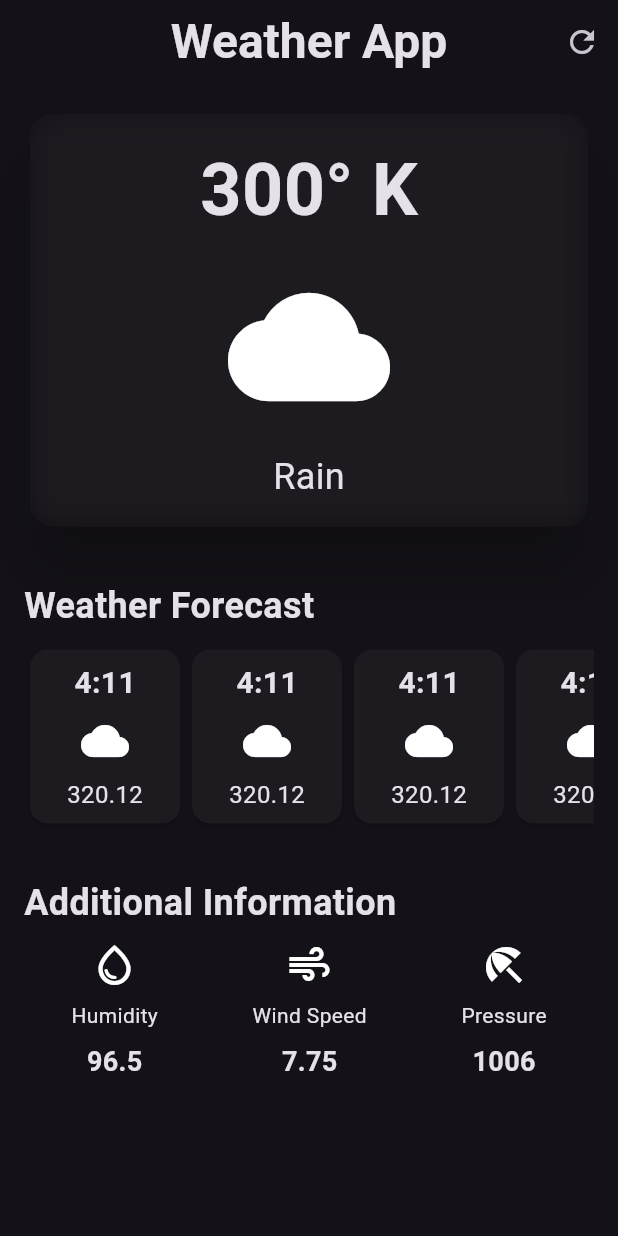
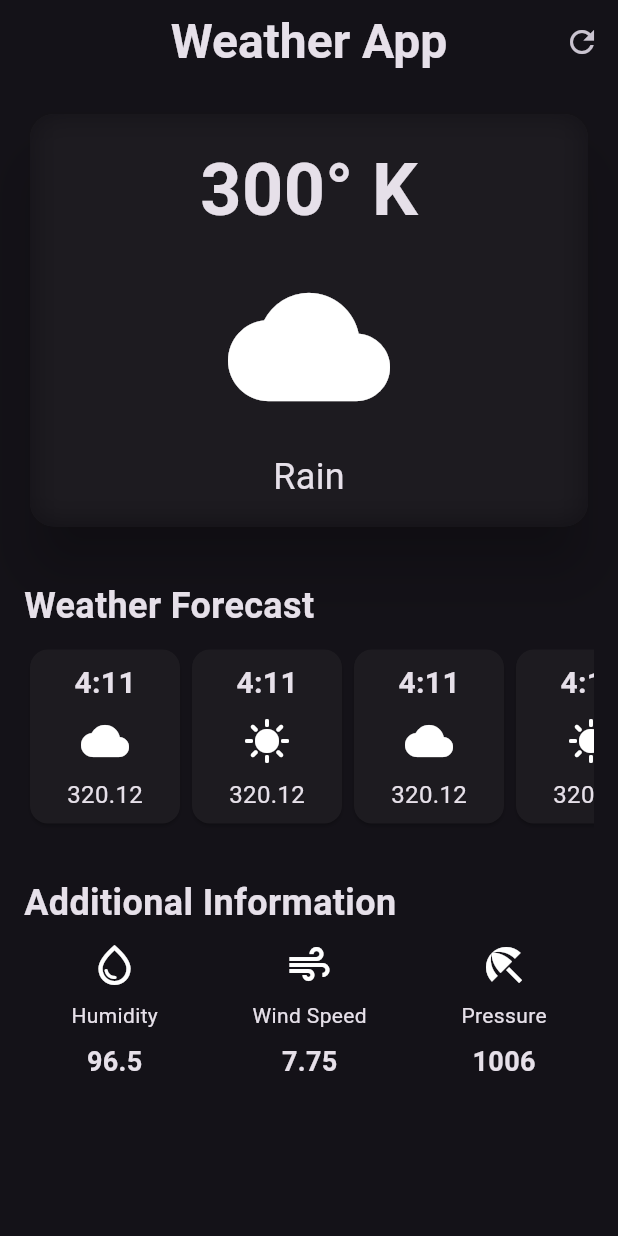
Before and after one commit to joceesagar/weather-forecast-mobile-app, a Flutter app: the screen it shows after launch, on a phone screen of 412 x 824 dp. Run offline on Flutter 3.47's test engine with Material 3 defaults, Android fonts, the phone set to English and light mode, and no system bars; our stand-ins replace flutter_dotenv; network calls fail.

```diff
--- a/lib/main.dart
+++ b/lib/main.dart
@@ -1,7 +1,9 @@
 import 'package:flutter/material.dart';
+import 'package:flutter_dotenv/flutter_dotenv.dart';
 import 'package:weather_app/weather_screen.dart';
 
-void main() {
+void main() async{
+  await dotenv.load(fileName: '.env');
   runApp(const MyApp());
 }
 
--- a/lib/weather_screen.dart
+++ b/lib/weather_screen.dart
@@ -1,11 +1,40 @@
 import 'dart:ui';
 
 import 'package:flutter/material.dart';
+import 'package:flutter_dotenv/flutter_dotenv.dart';
 import 'package:weather_app/additional_info.dart';
 import 'package:weather_app/weather_cards.dart';
+import 'package:http/http.dart' as http;
 
-class WeatherScreen extends StatelessWidget {
+class WeatherScreen extends StatefulWidget {
   const WeatherScreen({super.key});
+
+  @override
+  State<WeatherScreen> createState() => _WeatherScreenState();
+}
+
+class _WeatherScreenState extends State<WeatherScreen> {
+@override
+  void initState() {
+    super.initState();
+    getCurrentWeather();
+  }
+
+
+  Future getCurrentWeather() async{
+    String ? apiKey = dotenv.env['API_KEY'];
+    String cityName = 'London';
+    if(apiKey == null || apiKey.isEmpty){
+      throw Exception('Api key is missing in the .env file');
+    }
+
+    final res = await http.get(Uri.parse(
+      'https://api.openweathermap.org/data/2.5/weather?q=$cityName&APPID=$apiKey'
+    ),
+    );
+    print(res.body);
+
+  }
 
   @override
   Widget build(BuildContext context) {
@@ -100,7 +129,7 @@ class WeatherScreen extends StatelessWidget {
                   ),
                   WeatherCards(
                     time: '4:11',
-                    icon: Icons.cloud,
+                    icon: Icons.sunny,
                     value: '320.12',
                   ),
                   WeatherCards(
@@ -110,7 +139,7 @@ class WeatherScreen extends StatelessWidget {
                   ),
                   WeatherCards(
                     time: '4:11',
-                    icon: Icons.cloud,
+                    icon: Icons.sunny,
                     value: '320.12',
                   ),
                   WeatherCards(
```
Also changed, not shown: pubspec.yaml (+5 -4 lines), pubspec.lock.
